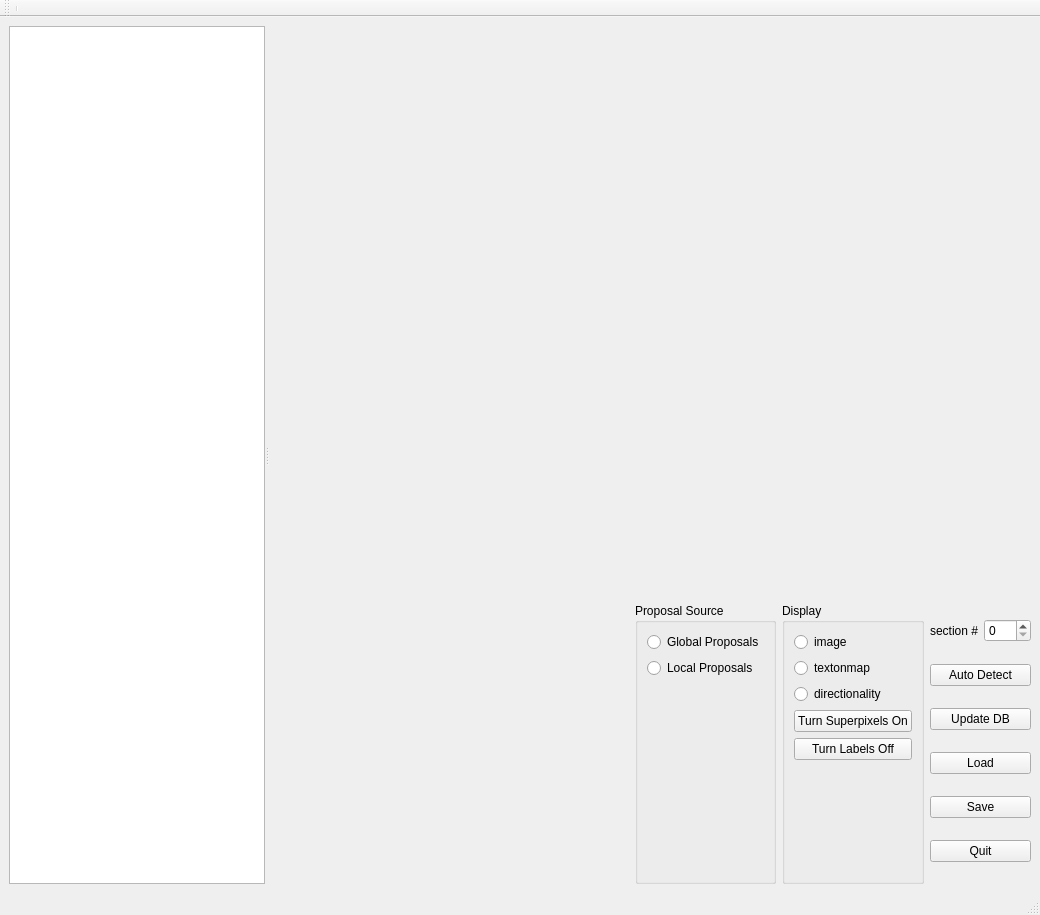
This is visualization/BrainLabelingGui_v10.ui in mistycheney/MouseBrainAtlas as Qt 5 draws it before an edit. The edited form follows.
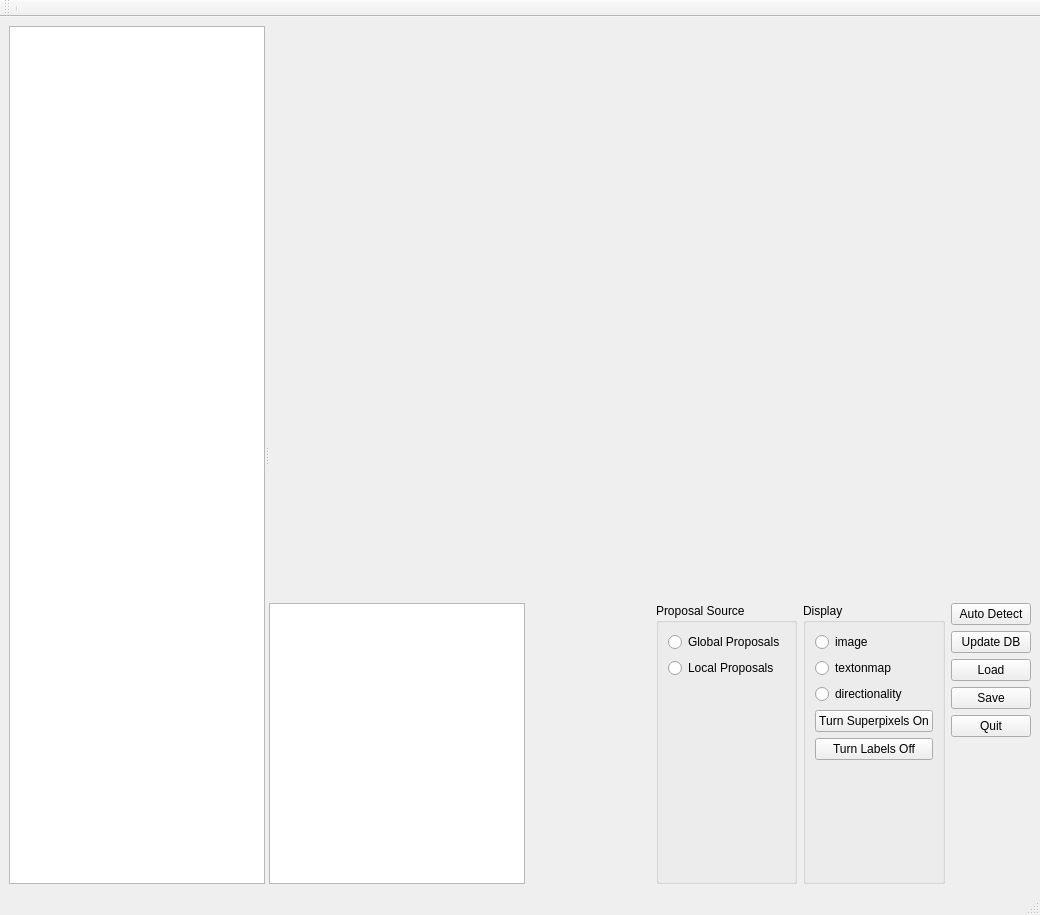
This is the edited form. Custom widgets are drawn as their Qt base class.

Commit message: add navigation map

```diff
--- a/visualization/BrainLabelingGui_v10.ui
+++ b/visualization/BrainLabelingGui_v10.ui
@@ -46,7 +46,7 @@
         </size>
        </property>
       </widget>
-      <widget class="QWidget" name="">
+      <widget class="QWidget" name="layoutWidget">
        <layout class="QVBoxLayout" name="verticalLayout_4">
         <item>
          <widget class="MplWidget" name="canvaswidget" native="true">
@@ -68,7 +68,10 @@
          </widget>
         </item>
         <item>
-         <layout class="QHBoxLayout" name="horizontalLayout">
+         <layout class="QHBoxLayout" name="bottom_panel">
+          <item>
+           <widget class="QGraphicsView" name="graphicsView_navMap"/>
+          </item>
           <item>
            <spacer name="horizontalSpacer">
             <property name="orientation">
@@ -193,29 +196,8 @@
           <item>
            <layout class="QVBoxLayout" name="verticalLayout">
             <property name="sizeConstraint">
-             <enum>QLayout::SetMinimumSize</enum>
+             <enum>QLayout::SetMinAndMaxSize</enum>
             </property>
-            <item>
-             <layout class="QHBoxLayout" name="horizontalLayout_2">
-              <item>
-               <widget class="QLabel" name="label">
-                <property name="text">
-                 <string>section #</string>
-                </property>
-               </widget>
-              </item>
-              <item>
-               <widget class="QSpinBox" name="spinBox_section">
-                <property name="keyboardTracking">
-                 <bool>false</bool>
-                </property>
-                <property name="maximum">
-                 <number>300</number>
-                </property>
-               </widget>
-              </item>
-             </layout>
-            </item>
             <item>
              <widget class="QPushButton" name="button_autoDetect">
               <property name="text">
@@ -251,6 +233,19 @@
               </property>
              </widget>
             </item>
+            <item>
+             <spacer name="verticalSpacer_3">
+              <property name="orientation">
+               <enum>Qt::Vertical</enum>
+              </property>
+              <property name="sizeHint" stdset="0">
+               <size>
+                <width>20</width>
+                <height>40</height>
+               </size>
+              </property>
+             </spacer>
+            </item>
            </layout>
           </item>
          </layout>
```
Left out of the diff: 5 changed lines with no effect on the pictures. The commit also changes 2 other files.
